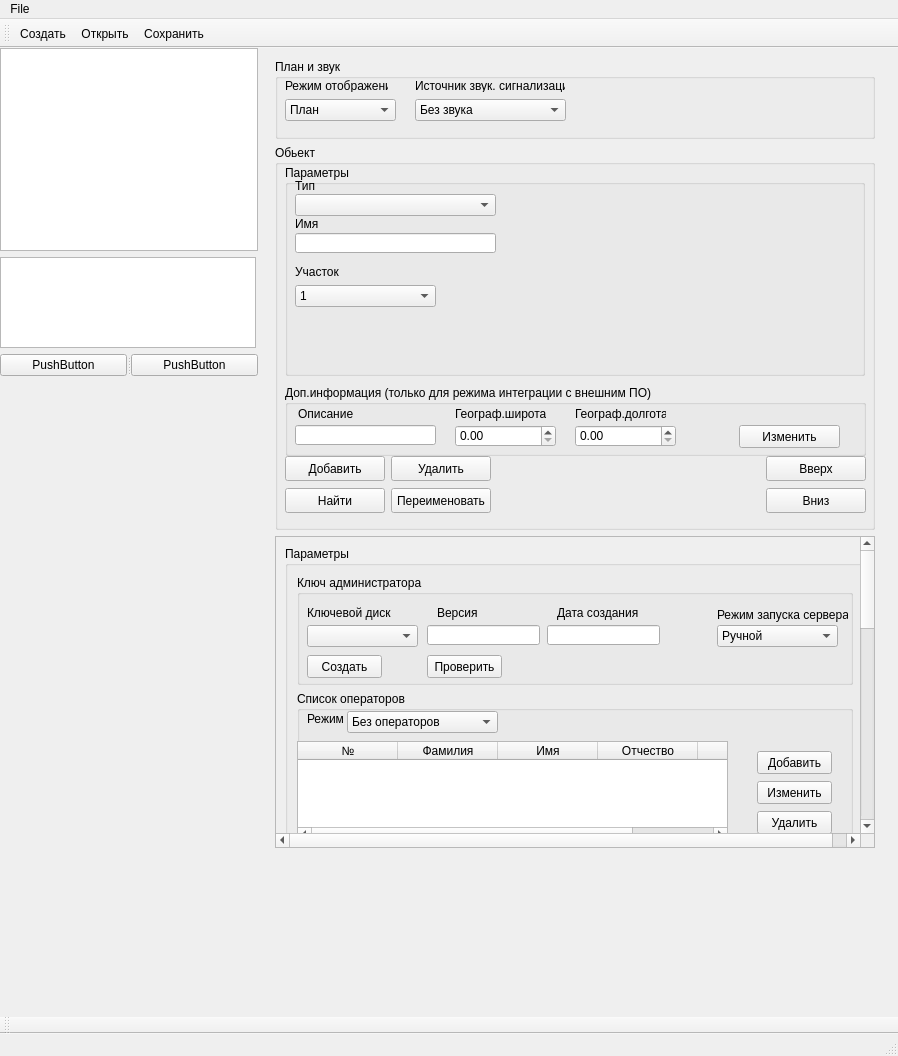
xXRadioHeadXx/start7, file m_cfg/MainWindowCFG.ui: the form before one commit.
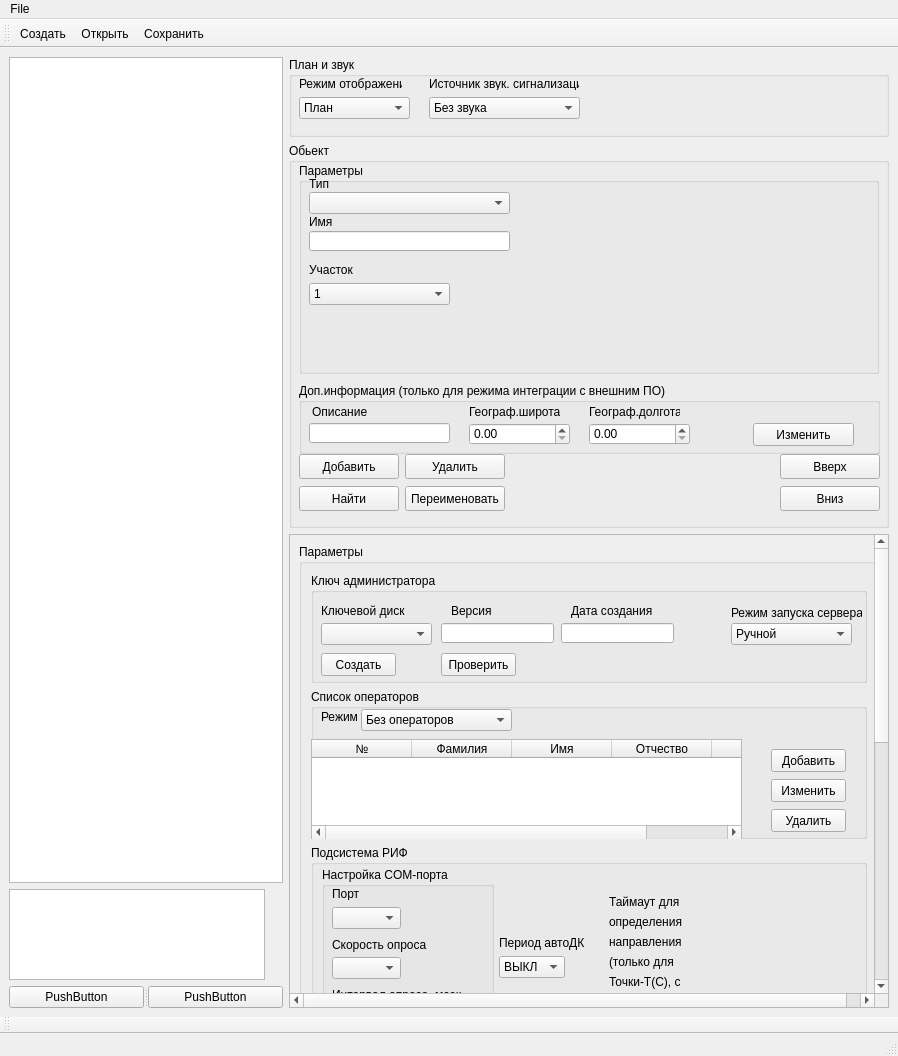
The form after the commit. Icons and pictures are not drawn.

What changed in the file:
```diff
--- a/m_cfg/MainWindowCFG.ui
+++ b/m_cfg/MainWindowCFG.ui
@@ -32,15 +32,8 @@
    <bool>false</bool>
   </property>
   <widget class="QWidget" name="centralwidget">
-   <widget class="QWidget" name="layoutWidget">
-    <property name="geometry">
-     <rect>
-      <x>0</x>
-      <y>0</y>
-      <width>258</width>
-      <height>328</height>
-     </rect>
-    </property>
+   <layout class="QGridLayout" name="gridLayout_3">
+    <item row="0" column="0" rowspan="3">
     <layout class="QVBoxLayout" name="verticalLayout_2">
      <item>
       <widget class="QTreeView" name="treeView">
@@ -110,16 +103,158 @@
       </widget>
      </item>
     </layout>
-   </widget>
+    </item>
+    <item row="0" column="1">
+     <widget class="QGroupBox" name="groupBox">
+      <property name="sizePolicy">
+       <sizepolicy hsizetype="Fixed" vsizetype="Fixed">
+        <horstretch>0</horstretch>
+        <verstretch>0</verstretch>
+       </sizepolicy>
+      </property>
+      <property name="minimumSize">
+       <size>
+        <width>600</width>
+        <height>80</height>
+       </size>
+      </property>
+      <property name="maximumSize">
+       <size>
+        <width>600</width>
+        <height>80</height>
+       </size>
+      </property>
+      <property name="title">
+       <string>План и звук</string>
+      </property>
+      <widget class="QLabel" name="label">
+       <property name="geometry">
+        <rect>
+         <x>10</x>
+         <y>20</y>
+         <width>103</width>
+         <height>13</height>
+        </rect>
+       </property>
+       <property name="sizePolicy">
+        <sizepolicy hsizetype="Fixed" vsizetype="Fixed">
+         <horstretch>0</horstretch>
+         <verstretch>0</verstretch>
+        </sizepolicy>
+       </property>
+       <property name="text">
+        <string>Режим отображения</string>
+       </property>
+      </widget>
+      <widget class="QComboBox" name="comboBox">
+       <property name="geometry">
+        <rect>
+         <x>10</x>
+         <y>40</y>
+         <width>111</width>
+         <height>22</height>
+        </rect>
+       </property>
+       <property name="sizePolicy">
+        <sizepolicy hsizetype="Fixed" vsizetype="Fixed">
+         <horstretch>0</horstretch>
+         <verstretch>0</verstretch>
+        </sizepolicy>
+       </property>
+       <property name="minimumSize">
+        <size>
+         <width>111</width>
+         <height>22</height>
+        </size>
+       </property>
+       <property name="maximumSize">
+        <size>
+         <width>111</width>
+         <height>22</height>
+        </size>
+       </property>
+       <item>
+        <property name="text">
+         <string>План</string>
+        </property>
+       </item>
+       <item>
+        <property name="text">
+         <string>Граф. модуль</string>
+        </property>
+       </item>
+       <item>
+        <property name="text">
+         <string>Не  использовать</string>
+        </property>
+       </item>
+      </widget>
+      <widget class="QLabel" name="label_2">
+       <property name="geometry">
+        <rect>
+         <x>140</x>
+         <y>20</y>
+         <width>150</width>
+         <height>13</height>
+        </rect>
+       </property>
+       <property name="sizePolicy">
+        <sizepolicy hsizetype="Fixed" vsizetype="Fixed">
+         <horstretch>0</horstretch>
+         <verstretch>0</verstretch>
+        </sizepolicy>
+       </property>
+       <property name="text">
+        <string>Источник звук. сигнализации</string>
+       </property>
+      </widget>
+      <widget class="QComboBox" name="comboBox_2">
+       <property name="geometry">
+        <rect>
+         <x>140</x>
+         <y>40</y>
+         <width>151</width>
+         <height>22</height>
+        </rect>
+       </property>
+       <property name="sizePolicy">
+        <sizepolicy hsizetype="Fixed" vsizetype="Fixed">
+         <horstretch>151</horstretch>
+         <verstretch>22</verstretch>
+        </sizepolicy>
+       </property>
+       <property name="minimumSize">
+        <size>
+         <width>151</width>
+         <height>22</height>
+        </size>
+       </property>
+       <property name="maximumSize">
+        <size>
+         <width>151</width>
+         <height>22</height>
+        </size>
+       </property>
+       <item>
+        <property name="text">
+         <string>Без звука</string>
+        </property>
+       </item>
+       <item>
+        <property name="text">
+         <string>Звуковая карта</string>
+        </property>
+       </item>
+       <item>
+        <property name="text">
+         <string>Системный динамик</string>
+        </property>
+       </item>
+      </widget>
+     </widget>
+    </item>
+    <item row="1" column="1">
    <widget class="QGroupBox" name="groupBox_2">
-    <property name="geometry">
-     <rect>
-      <x>275</x>
-      <y>97</y>
-      <width>600</width>
-      <height>385</height>
-     </rect>
-    </property>
     <property name="sizePolicy">
      <sizepolicy hsizetype="Fixed" vsizetype="Fixed">
       <horstretch>0</horstretch>
@@ -2311,15 +2446,9 @@
      </layout>
     </widget>
    </widget>
+    </item>
+    <item row="2" column="1">
    <widget class="QScrollArea" name="scrollArea">
-    <property name="geometry">
-     <rect>
-      <x>275</x>
-      <y>488</y>
-      <width>600</width>
-      <height>312</height>
-     </rect>
-    </property>
     <property name="sizePolicy">
      <sizepolicy hsizetype="Fixed" vsizetype="Preferred">
       <horstretch>0</horstretch>
@@ -2345,7 +2474,7 @@
      <property name="geometry">
       <rect>
        <x>0</x>
-       <y>-302</y>
+         <y>-86</y>
        <width>598</width>
        <height>1018</height>
       </rect>
@@ -3409,161 +3538,8 @@
      </layout>
     </widget>
    </widget>
-   <widget class="QGroupBox" name="groupBox">
-    <property name="geometry">
-     <rect>
-      <x>275</x>
-      <y>11</y>
-      <width>600</width>
-      <height>80</height>
-     </rect>
-    </property>
-    <property name="sizePolicy">
-     <sizepolicy hsizetype="Fixed" vsizetype="Fixed">
-      <horstretch>0</horstretch>
-      <verstretch>0</verstretch>
-     </sizepolicy>
-    </property>
-    <property name="minimumSize">
-     <size>
-      <width>600</width>
-      <height>80</height>
-     </size>
-    </property>
-    <property name="maximumSize">
-     <size>
-      <width>600</width>
-      <height>80</height>
-     </size>
-    </property>
-    <property name="title">
-     <string>План и звук</string>
-    </property>
-    <widget class="QLabel" name="label">
-     <property name="geometry">
-      <rect>
-       <x>10</x>
-       <y>20</y>
-       <width>103</width>
-       <height>13</height>
-      </rect>
-     </property>
-     <property name="sizePolicy">
-      <sizepolicy hsizetype="Fixed" vsizetype="Fixed">
-       <horstretch>0</horstretch>
-       <verstretch>0</verstretch>
-      </sizepolicy>
-     </property>
-     <property name="text">
-      <string>Режим отображения</string>
-     </property>
-    </widget>
-    <widget class="QComboBox" name="comboBox">
-     <property name="geometry">
-      <rect>
-       <x>10</x>
-       <y>40</y>
-       <width>111</width>
-       <height>22</height>
-      </rect>
-     </property>
-     <property name="sizePolicy">
-      <sizepolicy hsizetype="Fixed" vsizetype="Fixed">
-       <horstretch>0</horstretch>
-       <verstretch>0</verstretch>
-      </sizepolicy>
-     </property>
-     <property name="minimumSize">
-      <size>
-       <width>111</width>
-       <height>22</height>
-      </size>
-     </property>
-     <property name="maximumSize">
-      <size>
-       <width>111</width>
-       <height>22</height>
-      </size>
-     </property>
-     <item>
-      <property name="text">
-       <string>План</string>
-      </property>
-     </item>
-     <item>
-      <property name="text">
-       <string>Граф. модуль</string>
-      </property>
-     </item>
-     <item>
-      <property name="text">
-       <string>Не  использовать</string>
-      </property>
-     </item>
-    </widget>
-    <widget class="QLabel" name="label_2">
-     <property name="geometry">
-      <rect>
-       <x>140</x>
-       <y>20</y>
-       <width>150</width>
-       <height>13</height>
-      </rect>
-     </property>
-     <property name="sizePolicy">
-      <sizepolicy hsizetype="Fixed" vsizetype="Fixed">
-       <horstretch>0</horstretch>
-       <verstretch>0</verstretch>
-      </sizepolicy>
-     </property>
-     <property name="text">
-      <string>Источник звук. сигнализации</string>
-     </property>
-    </widget>
-    <widget class="QComboBox" name="comboBox_2">
-     <property name="geometry">
-      <rect>
-       <x>140</x>
-       <y>40</y>
-       <width>151</width>
-       <height>22</height>
-      </rect>
-     </property>
-     <property name="sizePolicy">
-      <sizepolicy hsizetype="Fixed" vsizetype="Fixed">
-       <horstretch>151</horstretch>
-       <verstretch>22</verstretch>
-      </sizepolicy>
-     </property>
-     <property name="minimumSize">
-      <size>
-       <width>151</width>
-       <height>22</height>
-      </size>
-     </property>
-     <property name="maximumSize">
-      <size>
-       <width>151</width>
-       <height>22</height>
-      </size>
-     </property>
-     <item>
-      <property name="text">
-       <string>Без звука</string>
-      </property>
-     </item>
-     <item>
-      <property name="text">
-       <string>Звуковая карта</string>
-      </property>
-     </item>
-     <item>
-      <property name="text">
-       <string>Системный динамик</string>
-      </property>
-     </item>
-    </widget>
-   </widget>
+    </item>
+   </layout>
   </widget>
   <widget class="QMenuBar" name="menubar">
    <property name="geometry">
```
Lines whose indentation alone changed are shown as unchanged.
